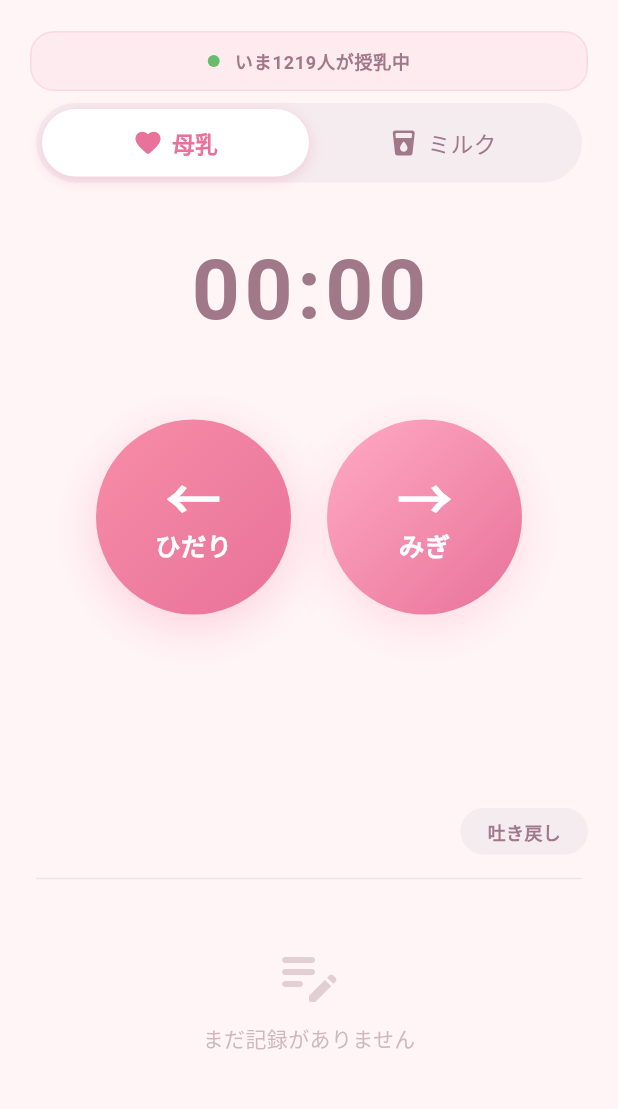
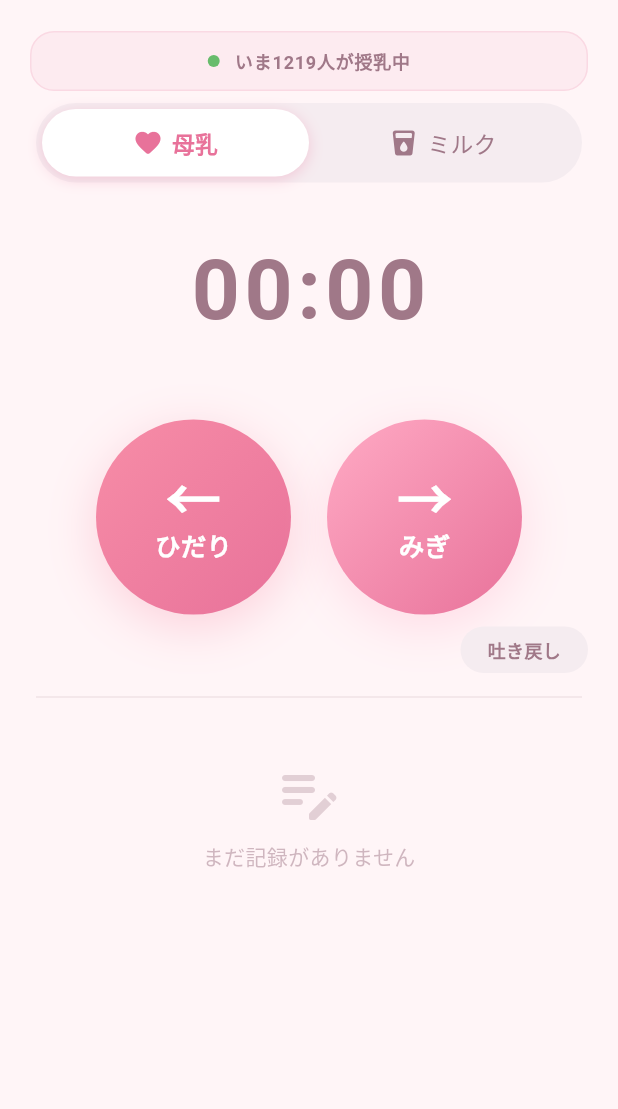
Before and after one commit to yoootan/milk-record-preview, a Flutter app: the screen it shows after launch, on a phone screen of 412 x 824 dp, the part 65-1174 px from its top. Run offline on Flutter 3.47's test engine with Material 3 defaults, Android fonts, the phone set to English and light mode, and no system bars; our stand-ins replace flutter_riverpod, google_fonts, hive, hive_flutter; accounts and stored records are empty.

Commit message:
吐き戻しポップアップをOverlayで最前面表示 + 余白除去 + ボタン拡大・間隔調整
- トリガーボタンだけを通常レイアウトに配置し余白を除去
- 弧ボタンをOverlayで表示し、他UIの上に被さるよう最前面に
- ボタンサイズ 52→58px、弧の半径 80→100px、角度間隔を広げて重なり解消
- にゅっと出るアニメーション・スタッガーはそのまま維持

Co-Authored-By: Claude Opus 4.6 <noreply@anthropic.com>

```diff
--- a/lib/widgets/spit_up_button.dart
+++ b/lib/widgets/spit_up_button.dart
@@ -18,6 +18,8 @@ class _SpitUpButtonState extends ConsumerState<SpitUpButton>
     with TickerProviderStateMixin {
   bool _isActive = false;
   String? _highlighted;
+  OverlayEntry? _overlayEntry;
+  final _triggerKey = GlobalKey();
 
   final _smallKey = GlobalKey();
   final _mediumKey = GlobalKey();
@@ -30,15 +32,13 @@ class _SpitUpButtonState extends ConsumerState<SpitUpButton>
   static const _mediumColor = Color(0xFFF4845F);
   static const _largeColor = Color(0xFFEF5350);
 
-  // Arc config: 3 buttons arranged in an arc above-left of the trigger button
-  // Angles in radians from the trigger button center (0 = right, pi/2 = up, pi = left)
-  static const _arcRadius = 80.0;
-  static const _buttonSize = 52.0;
-  // Angles: spread across upper-left arc
+  static const _arcRadius = 100.0;
+  static const _buttonSize = 58.0;
+  // Angles: wider spread so buttons don't overlap
   static const _angles = [
-    2.6,   // large  - leftmost
-    2.05,  // medium - middle
-    1.5,   // small  - topmost (≈ straight up)
+    2.7,  // large  - leftmost
+    2.0,  // medium - middle
+    1.3,  // small  - upper-right
   ];
   static const _values = ['large', 'medium', 'small'];
 
@@ -53,12 +53,133 @@ class _SpitUpButtonState extends ConsumerState<SpitUpButton>
       parent: _arcController,
       curve: Curves.easeOutBack,
     );
+    _arcController.addListener(_updateOverlay);
   }
 
   @override
   void dispose() {
+    _removeOverlay();
+    _arcController.removeListener(_updateOverlay);
     _arcController.dispose();
     super.dispose();
+  }
+
+  void _updateOverlay() {
+    _overlayEntry?.markNeedsBuild();
+  }
+
+  Offset _getTriggerCenter() {
+    final box =
+        _triggerKey.currentContext?.findRenderObject() as RenderBox?;
+    if (box == null) return Offset.zero;
+    final pos = box.localToGlobal(Offset.zero);
+    return Offset(pos.dx + box.size.width / 2, pos.dy + box.size.height / 2);
+  }
+
+  void _showOverlay() {
+    _removeOverlay();
+    final overlay = Overlay.of(context);
+    _overlayEntry = OverlayEntry(
+      builder: (_) => _buildOverlayContent(),
+    );
+    overlay.insert(_overlayEntry!);
+  }
+
+  void _removeOverlay() {
+    _overlayEntry?.remove();
+    _overlayEntry = null;
+  }
+
+  Widget _buildOverlayContent() {
+    final colors = ref.read(colorsProvider);
+    final s = ref.read(stringsProvider);
+    final center = _getTriggerCenter();
+
+    return Stack(
+      children: List.generate(_values.length, (i) {
+        final value = _values[i];
+        final angle = _angles[i];
+        final delay = i * 0.10;
+        return _buildArcButtonOverlay(
+          value: value,
+          label: _labelFor(value, s),
+          angle: angle,
+          delay: delay,
+          center: center,
+          colors: colors,
+        );
+      }),
+    );
+  }
+
+  Widget _buildArcButtonOverlay({
+    required String value,
+    required String label,
+    required double angle,
+    required double delay,
+    required Offset center,
+    required dynamic colors,
+  }) {
+    final isHighlighted = _highlighted == value;
+    final chipColor = _chipColor(value);
+    final key = _keyFor(value);
+
+    final targetDx = cos(angle) * _arcRadius;
+    final targetDy = -sin(angle) * _arcRadius;
+
+    final raw =
+        ((_arcAnimation.value - delay) / (1.0 - delay)).clamp(0.0, 1.0);
+
+    final currentDx = targetDx * raw;
+    final currentDy = targetDy * raw;
+
+    final left = center.dx + currentDx - _buttonSize / 2;
+    final top = center.dy + currentDy - _buttonSize / 2;
+
+    return Positioned(
+      left: left,
+      top: top,
+      child: Transform.scale(
+        scale: raw,
+        child: Opacity(
+          opacity: raw,
+          child: Container(
+            key: key,
+            width: _buttonSize,
+            height: _buttonSize,
+            decoration: BoxDecoration(
+              color: isHighlighted ? chipColor : colors.card,
+              shape: BoxShape.circle,
+              border: Border.all(
+                color: isHighlighted
+                    ? chipColor
+                    : chipColor.withValues(alpha: 0.4),
+                width: isHighlighted ? 2.5 : 1.5,
+              ),
+              boxShadow: [
+                BoxShadow(
+                  color: isHighlighted
+                      ? chipColor.withValues(alpha: 0.4)
+                      : Colors.black.withValues(alpha: 0.10),
+                  blurRadius: isHighlighted ? 14 : 10,
+                  offset: const Offset(0, 3),
+                ),
+              ],
+            ),
+            child: Center(
+              child: Text(
+                label,
+                style: TextStyle(
+                  fontSize: isHighlighted ? 13 : 12,
+                  fontWeight: FontWeight.w700,
+                  color: isHighlighted ? Colors.white : chipColor,
+                ),
+              ),
+            ),
+          ),
+        ),
+      ),
+    );
   }
 
   void _activate() {
@@ -66,12 +187,15 @@ class _SpitUpButtonState extends ConsumerState<SpitUpButton>
       _isActive = true;
       _highlighted = null;
     });
+    _showOverlay();
     _arcController.forward(from: 0);
   }
 
   void _deactivate({String? selected}) {
+    _arcController.reverse().then((_) {
+      _removeOverlay();
+    });
     setState(() => _isActive = false);
-    _arcController.reverse();
     if (selected != null) _recordSpitUp(selected);
     _highlighted = null;
   }
@@ -80,7 +204,12 @@ class _SpitUpButtonState extends ConsumerState<SpitUpButton>
 
   void _onPanUpdate(DragUpdateDetails details) {
     if (!_isActive) return;
-    setState(() => _highlighted = _hitTest(details.globalPosition));
+    final prev = _highlighted;
+    _highlighted = _hitTest(details.globalPosition);
+    if (_highlighted != prev) {
+      setState(() {});
+      _overlayEntry?.markNeedsBuild();
+    }
   }
 
   void _onPanEnd(DragEndDetails details) {
@@ -99,8 +228,7 @@ class _SpitUpButtonState extends ConsumerState<SpitUpButton>
           entry.value.currentContext?.findRenderObject() as RenderBox?;
       if (box == null) continue;
       final topLeft = box.localToGlobal(Offset.zero);
-      // Expand hit area slightly for easier targeting
-      final rect = (topLeft & box.size).inflate(6);
+      final rect = (topLeft & box.size).inflate(8);
       if (rect.contains(globalPosition)) return entry.key;
     }
     return null;
@@ -126,8 +254,7 @@ class _SpitUpButtonState extends ConsumerState<SpitUpButton>
         content: Text(s.spitUpRecorded(label)),
         backgroundColor: colors.accent,
         behavior: SnackBarBehavior.floating,
-        shape:
-            RoundedRectangleBorder(borderRadius: BorderRadius.circular(12)),
+        shape: RoundedRectangleBorder(borderRadius: BorderRadius.circular(12)),
         duration: const Duration(seconds: 2),
       ),
     );
@@ -135,53 +262,37 @@ class _SpitUpButtonState extends ConsumerState<SpitUpButton>
 
   String _amountLabel(String amount, dynamic s) {
     switch (amount) {
-      case 'small':
-        return s.spitUpSmall;
-      case 'medium':
-        return s.spitUpMedium;
-      case 'large':
-        return s.spitUpLarge;
-      default:
-        return amount;
+      case 'small': return s.spitUpSmall;
+      case 'medium': return s.spitUpMedium;
+      case 'large': return s.spitUpLarge;
+      default: return amount;
     }
   }
 
   Color _chipColor(String value) {
     switch (value) {
-      case 'small':
-        return _smallColor;
-      case 'medium':
-        return _mediumColor;
-      case 'large':
-        return _largeColor;
-      default:
-        return _smallColor;
+      case 'small': return _smallColor;
+      case 'medium': return _mediumColor;
+      case 'large': return _largeColor;
+      default: return _smallColor;
     }
   }
 
   GlobalKey _keyFor(String value) {
     switch (value) {
-      case 'small':
-        return _smallKey;
-      case 'medium':
-        return _mediumKey;
-      case 'large':
-        return _largeKey;
-      default:
-        return _smallKey;
+      case 'small': return _smallKey;
+      case 'medium': return _mediumKey;
+      case 'large': return _largeKey;
+      default: return _smallKey;
     }
   }
 
   String _labelFor(String value, dynamic s) {
     switch (value) {
-      case 'small':
-        return s.spitUpSmall;
-      case 'medium':
-        return s.spitUpMedium;
-      case 'large':
-        return s.spitUpLarge;
-      default:
-        return value;
+      case 'small': return s.spitUpSmall;
+      case 'medium': return s.spitUpMedium;
+      case 'large': return s.spitUpLarge;
+      default: return value;
     }
   }
 
@@ -200,40 +311,20 @@ class _SpitUpButtonState extends ConsumerState<SpitUpButton>
           onLongPressStart: (_) => _activate(),
           onLongPressMoveUpdate: (details) {
             if (!_isActive) return;
-            setState(
-                () => _highlighted = _hitTest(details.globalPosition));
+            final prev = _highlighted;
+            _highlighted = _hitTest(details.globalPosition);
+            if (_highlighted != prev) {
+              setState(() {});
+              _overlayEntry?.markNeedsBuild();
+            }
           },
           onLongPressEnd: (_) {
             if (!_isActive) return;
             _deactivate(selected: _highlighted);
           },
-          child: SizedBox(
-            width: _arcRadius + _buttonSize + 20,
-            height: _arcRadius + _buttonSize + 20,
-            child: Stack(
-              clipBehavior: Clip.none,
-              children: [
-                // Arc buttons
-                ...List.generate(_values.length, (i) {
-                  final value = _values[i];
-                  final angle = _angles[i];
-                  // Stagger: each button starts slightly later
-                  final delay = i * 0.12;
-                  return _buildArcButton(
-                    value: value,
-                    label: _labelFor(value, s),
-                    angle: angle,
-                    delay: delay,
-                    colors: colors,
-                  );
-                }),
-                // Trigger button (bottom-right of the SizedBox)
-                Positioned(
-                  bottom: 0,
-                  right: 0,
           child: Container(
-                    padding: const EdgeInsets.symmetric(
-                        horizontal: 18, vertical: 7),
+            key: _triggerKey,
+            padding: const EdgeInsets.symmetric(horizontal: 18, vertical: 7),
             decoration: BoxDecoration(
               color: _isActive
                   ? colors.red.withValues(alpha: 0.12)
@@ -250,84 +341,6 @@ class _SpitUpButtonState extends ConsumerState<SpitUpButton>
             ),
           ),
         ),
-              ],
-            ),
-          ),
-        ),
-      ),
-    );
-  }
-
-  Widget _buildArcButton({
-    required String value,
-    required String label,
-    required double angle,
-    required double delay,
-    required dynamic colors,
-  }) {
-    final isHighlighted = _highlighted == value;
-    final chipColor = _chipColor(value);
-    final key = _keyFor(value);
-
-    // Position: offset from bottom-right corner (trigger button center)
-    final dx = cos(angle) * _arcRadius;
-    final dy = -sin(angle) * _arcRadius;
-
-    return AnimatedBuilder(
-      animation: _arcAnimation,
-      builder: (context, child) {
-        // Staggered progress
-        final raw =
-            ((_arcAnimation.value - delay) / (1.0 - delay)).clamp(0.0, 1.0);
-        final progress = raw;
-
-        return Positioned(
-          bottom: -dy * progress + (_buttonSize / 2) - 4,
-          right: -dx * progress + (_buttonSize / 2) - 20,
-          child: Transform.scale(
-            scale: progress,
-            child: Opacity(
-              opacity: progress,
-              child: child,
-            ),
-          ),
-        );
-      },
-      child: Container(
-        key: key,
-        width: _buttonSize,
-        height: _buttonSize,
-        decoration: BoxDecoration(
-          color: isHighlighted
-              ? chipColor
-              : colors.card,
-          shape: BoxShape.circle,
-          border: Border.all(
-            color: isHighlighted
-                ? chipColor
-                : chipColor.withValues(alpha: 0.3),
-            width: isHighlighted ? 2.5 : 1.5,
-          ),
-          boxShadow: [
-            BoxShadow(
-              color: isHighlighted
-                  ? chipColor.withValues(alpha: 0.35)
-                  : Colors.black.withValues(alpha: 0.08),
-              blurRadius: isHighlighted ? 12 : 8,
-              offset: const Offset(0, 2),
-            ),
-          ],
-        ),
-        child: Center(
-          child: Text(
-            label,
-            style: TextStyle(
-              fontSize: isHighlighted ? 12 : 11,
-              fontWeight: FontWeight.w700,
-              color: isHighlighted ? Colors.white : chipColor,
-            ),
-          ),
-        ),
       ),
     );
   }
```
Lines whose indentation alone changed are shown as unchanged.
